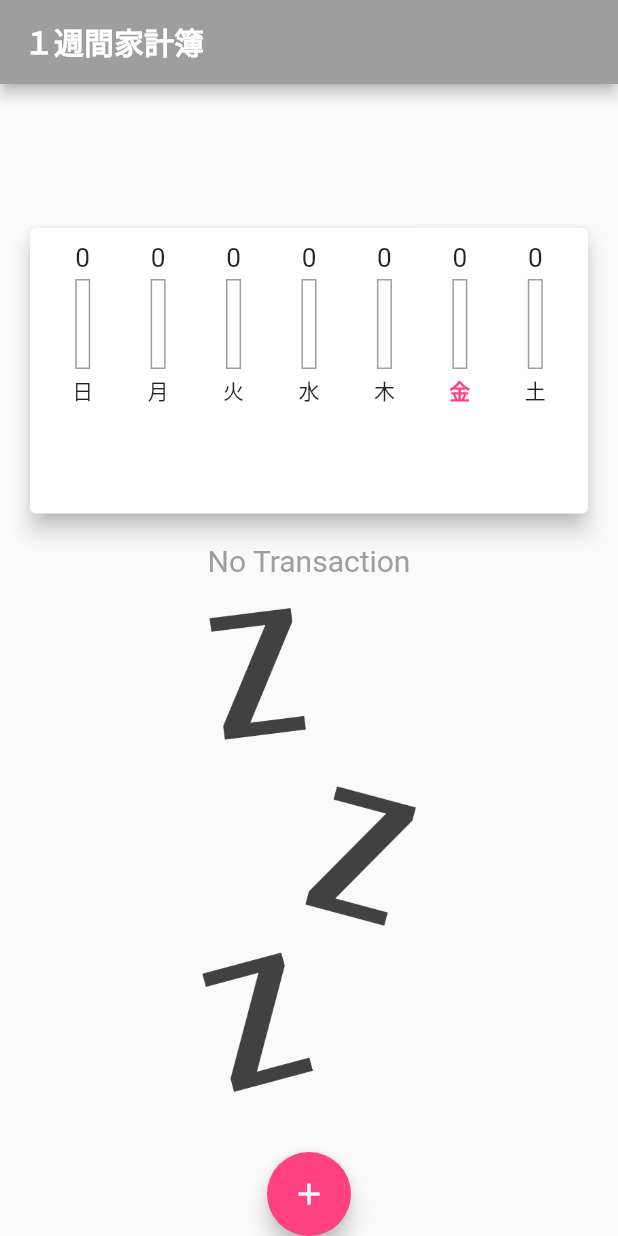
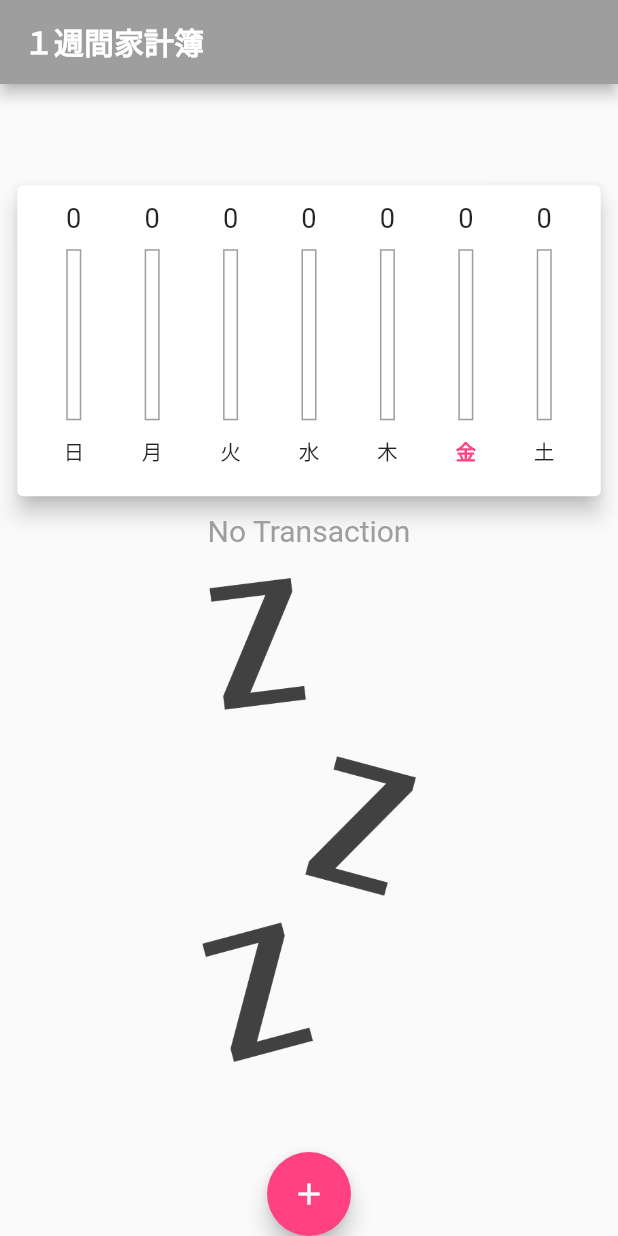
Before and after one commit to sakku-14/account_bank_app, a Flutter app: the screen it shows after launch, on a phone screen of 412 x 824 dp. Run offline on Flutter 3.47's test engine with Material 2 defaults, Android fonts, the phone set to English and light mode, and no system bars; our stand-ins replace hive, hive_flutter, keyboard_actions; accounts and stored records are empty; Roboto replaces fonts that are missing (OpenSans).

Commit message:
fix responsive disign

```diff
--- a/lib/main.dart
+++ b/lib/main.dart
@@ -131,34 +131,24 @@ class _MyHomePageState extends State<MyHomePage> {
     if (isLandscape) {
       if (Platform.isIOS) {
         return mediaQuery.size.height - iosHeight - mediaQuery.padding.top;
-      } else {
-        return mediaQuery.size.height - androidHeight - mediaQuery.padding.top;
       }
+      return mediaQuery.size.height - androidHeight - mediaQuery.padding.top;
     } else {
       if (Platform.isIOS) {
         return (mediaQuery.size.height - iosHeight - mediaQuery.padding.top) *
             0.7;
-      } else {
-        return (mediaQuery.size.height -
-                androidHeight -
-                mediaQuery.padding.top) *
-            0.7;
       }
+      return (mediaQuery.size.height - androidHeight - mediaQuery.padding.top) *
+          0.7;
     }
   }
 
   double getChartUpperSpace(MediaQueryData mediaQuery, bool isLandscape,
       bool isIOS, double iosHeight, double androidHeight) {
-    double height = 0;
     if (isIOS) {
-      height += iosHeight;
-    } else {
-      height += androidHeight;
+      return iosHeight + mediaQuery.padding.top;
     }
-    if (!isLandscape) {
-      height += 20;
-    }
-    return height;
+    return androidHeight + mediaQuery.padding.top;
   }
 
   @override
@@ -207,7 +197,13 @@ class _MyHomePageState extends State<MyHomePage> {
                           Platform.isIOS,
                           appBarForIOS.preferredSize.height,
                           appBarForAndroid.preferredSize.height),
-                      child: Chart(_recentTransactions),
+                      child: Chart(
+                          _recentTransactions,
+                          getChartHeight(
+                              mediaQuery,
+                              Platform.isIOS,
+                              appBarForIOS.preferredSize.height,
+                              appBarForAndroid.preferredSize.height)),
                     ),
               // トランザクションリスト表示部
               SizedBox(
--- a/lib/widgets/chart.dart
+++ b/lib/widgets/chart.dart
@@ -7,8 +7,9 @@ import '../models/transaction.dart';
 
 class Chart extends StatelessWidget {
   final List<Transaction> recentTransactions;
+  final double areaHeight;
 
-  Chart(this.recentTransactions);
+  Chart(this.recentTransactions, this.areaHeight);
 
   // 曜日毎の消費金額を集計する
   List<Map<String, Object>> get daylyTransactionList {
@@ -71,6 +72,7 @@ class Chart extends StatelessWidget {
             data['day'].toString(),
             int.parse(data['amount'].toString()),
             totalSpending == 0 ? 0 : (data['amount'] as int) / totalSpending,
+            areaHeight * 0.9,
           ),
         );
       }).toList(),
@@ -78,9 +80,9 @@ class Chart extends StatelessWidget {
 
     return Card(
       elevation: 6,
-      margin: const EdgeInsets.all(20),
+      margin: EdgeInsets.all(areaHeight * 0.05),
       child: Padding(
-        padding: const EdgeInsets.all(10),
+        padding: EdgeInsets.all(areaHeight * 0.05),
         child: chartContents,
       ),
     );
--- a/lib/widgets/chart_bar.dart
+++ b/lib/widgets/chart_bar.dart
@@ -5,8 +5,10 @@ class ChartBar extends StatelessWidget {
   final String label;
   final int spendingAmount;
   final double spendingPctOfTotal;
+  final double areaHeight;
 
-  ChartBar(this.label, this.spendingAmount, this.spendingPctOfTotal);
+  ChartBar(this.label, this.spendingAmount, this.spendingPctOfTotal,
+      this.areaHeight);
 
   String get _getShowAmount {
     if (spendingAmount / 1000 < 1) {
@@ -31,20 +33,20 @@ class ChartBar extends StatelessWidget {
   Widget build(BuildContext context) {
     // 消費金額
     final spendAmount = SizedBox(
-      height: 20,
+      height: areaHeight * 0.1,
       child: FittedBox(
         child: Text(_getShowAmount),
       ),
     );
 
     // チャートバー上下マージン
-    const chartBarMargin = SizedBox(
-      height: 4,
+    final chartBarMargin = SizedBox(
+      height: areaHeight * 0.05,
     );
 
     // 消費割合の棒グラフ
     final chartBarGraph = SizedBox(
-      height: 60,
+      height: areaHeight * 0.55,
       width: 10,
       child: Stack(
         children: <Widget>[
@@ -68,11 +70,17 @@ class ChartBar extends StatelessWidget {
     );
 
     // 曜日
-    final weekDay = Text(
-      label,
-      style: TextStyle(
-        color: isToday(label) ? Theme.of(context).colorScheme.secondary : null,
-        fontWeight: isToday(label) ? FontWeight.bold : null,
+    final weekDay = SizedBox(
+      height: areaHeight * 0.1,
+      child: FittedBox(
+        child: Text(
+          label,
+          style: TextStyle(
+            color:
+                isToday(label) ? Theme.of(context).colorScheme.secondary : null,
+            fontWeight: isToday(label) ? FontWeight.bold : null,
+          ),
+        ),
       ),
     );
 
```
